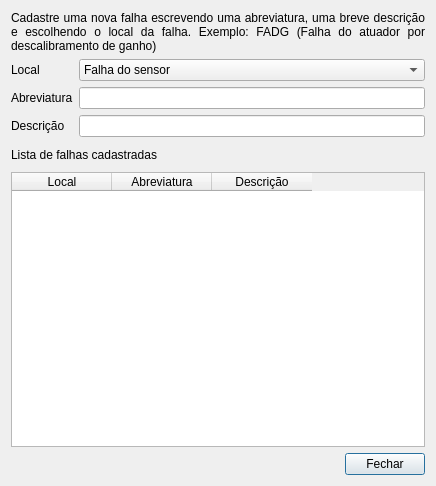
Above: softwares/simddef/ui/config_falha.ui from diogolr/diogolrmsc before the change. Below: the same form after it.
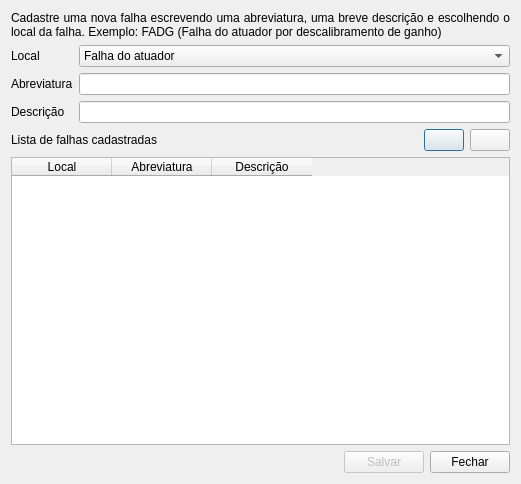
That is the form after the change. Icons and pictures are not drawn.

Commit message: Atualização do simddef. Fazendo a leitura e escrita correta das falhas a partir do arquivo XML (cfgs/falhas.sdd).

The edit to the form file:
```diff
--- a/softwares/simddef/ui/config_falha.ui
+++ b/softwares/simddef/ui/config_falha.ui
@@ -6,8 +6,8 @@
    <rect>
     <x>0</x>
     <y>0</y>
-    <width>436</width>
-    <height>486</height>
+    <width>521</width>
+    <height>484</height>
    </rect>
   </property>
   <property name="windowTitle">
@@ -61,11 +61,6 @@
          <property name="toolTip">
           <string>Local da falha</string>
          </property>
-         <item>
-          <property name="text">
-           <string>Falha do sensor</string>
-          </property>
-         </item>
          <item>
           <property name="text">
            <string>Falha do atuador</string>
@@ -130,7 +125,7 @@
      <item>
       <layout class="QHBoxLayout" name="horizontalLayout">
        <item>
-        <widget class="QToolButton" name="adicionar">
+        <widget class="QPushButton" name="adicionar">
          <property name="toolTip">
           <string>Adicionar falha</string>
          </property>
@@ -138,13 +133,10 @@
           <iconset resource="../imgs/imgs.qrc">
            <normaloff>:/imgs/adicionar.png</normaloff>:/imgs/adicionar.png</iconset>
          </property>
-         <property name="autoRaise">
-          <bool>true</bool>
-         </property>
         </widget>
        </item>
        <item>
-        <widget class="QToolButton" name="remover">
+        <widget class="QPushButton" name="remover">
          <property name="toolTip">
           <string>Remover falha</string>
          </property>
@@ -152,9 +144,6 @@
           <iconset resource="../imgs/imgs.qrc">
            <normaloff>:/imgs/remover.png</normaloff>:/imgs/remover.png</iconset>
          </property>
-         <property name="autoRaise">
-          <bool>true</bool>
-         </property>
         </widget>
        </item>
       </layout>
@@ -214,7 +203,20 @@
       </spacer>
      </item>
      <item>
-      <widget class="QPushButton" name="botao_cancel">
+      <widget class="QPushButton" name="salvar">
+       <property name="enabled">
+        <bool>false</bool>
+       </property>
+       <property name="toolTip">
+        <string>Salvar alterações</string>
+       </property>
+       <property name="text">
+        <string>Salvar</string>
+       </property>
+      </widget>
+     </item>
+     <item>
+      <widget class="QPushButton" name="fechar">
        <property name="text">
         <string>Fechar</string>
        </property>
```
Left out of the diff: 12 changed lines with no effect on the pictures. The commit also changes 5 other files.
